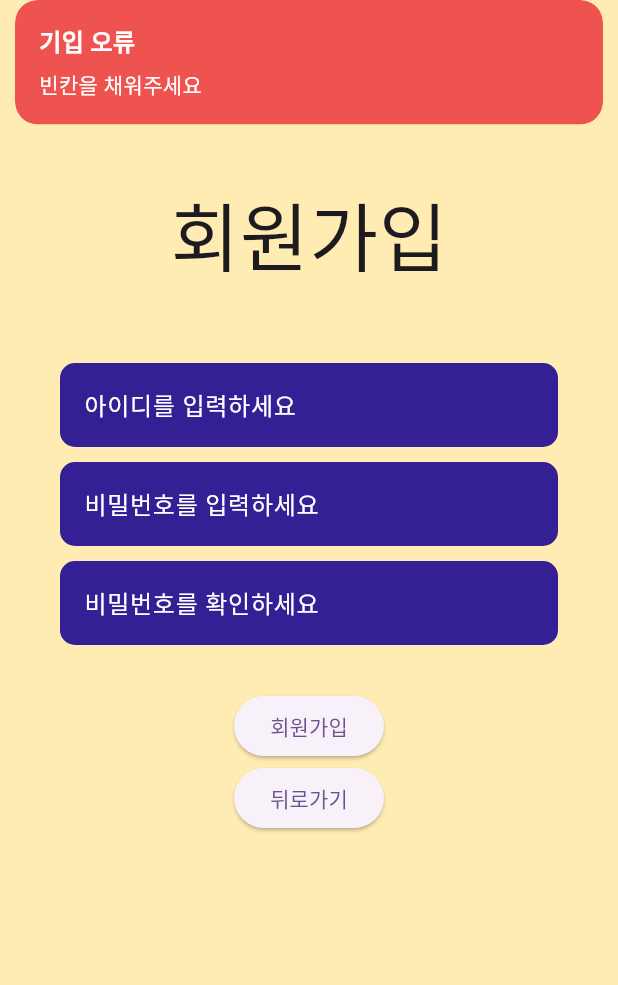
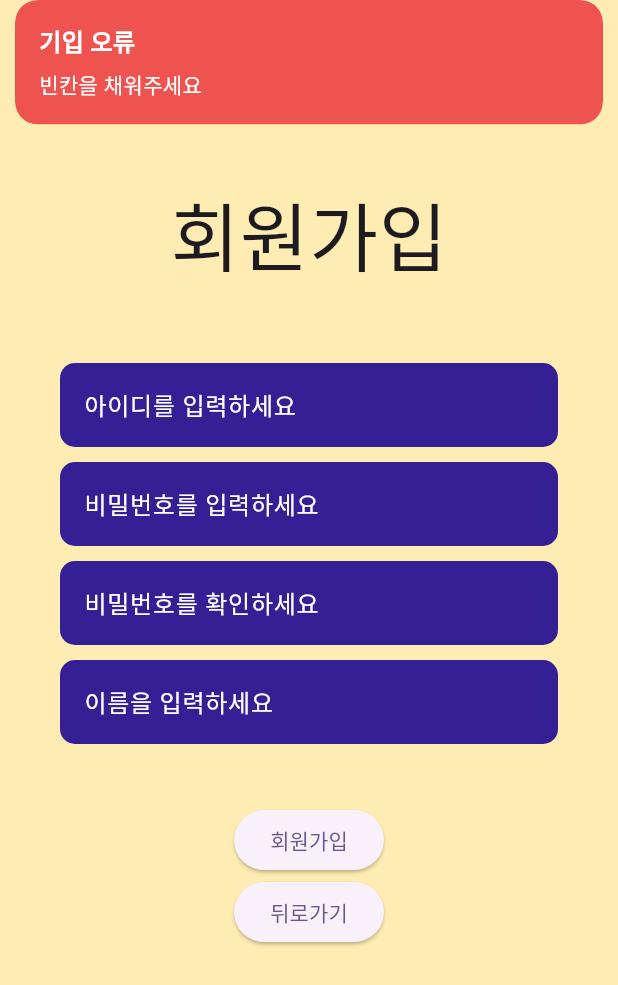
Before and after one commit to nnmmnn15/TodoList, a Flutter app: the SignUpPage screen opened directly, after a tap on "회원가입", on a phone screen of 412 x 824 dp. Shown: the top 985 px of the screen. Run offline on Flutter 3.47's test engine with Material 3 defaults, Android fonts, the phone set to English and light mode, and no system bars; our stand-ins replace get, sqflite; accounts and stored records are empty.

Commit message:
update : change user signUp LocalDB(sqlite)

```diff
--- /dev/null
+++ b/todo_list_app/lib/model/empty/todo.dart
@@ -0,0 +1,14 @@
+import 'package:todo_list_app/model/empty/category_set.dart';
+
+class Todo {
+  String todoText;
+  CategorySet categorySet;
+  bool todoState;
+  DateTime deadline;
+
+  Todo(
+      {required this.todoText,
+      required this.categorySet,
+      required this.todoState,
+      required this.deadline});
+}
--- /dev/null
+++ b/todo_list_app/lib/model/empty/user_data.dart
@@ -0,0 +1,13 @@
+import 'package:todo_list_app/model/empty/todo.dart';
+
+class UserData {
+  List<Todo> todoList = [];
+  List<Todo> deleteList = [];
+
+  UserData.init();
+
+  UserData(List<Todo> todo, List<Todo> delete) {
+    todoList = todo;
+    deleteList = delete;
+  }
+}
--- /dev/null
+++ b/todo_list_app/lib/model/empty/user_list.dart
@@ -0,0 +1,42 @@
+import 'package:flutter/material.dart';
+import 'package:todo_list_app/model/empty/category_set.dart';
+import 'package:todo_list_app/model/empty/todo.dart';
+import 'package:todo_list_app/model/empty/user_data.dart';
+
+class UserList {
+  static List<String> userIdList = ['root'];
+  static List<String> userPwList = ['1234'];
+  static List<UserData> todoDataList = [
+    UserData(
+      // todolist
+      [
+        Todo(
+            todoText: '달리기',
+            categorySet: CategorySet(
+                categoryColor: Colors.deepPurple[100]!, categoryName: '심부름'),
+            todoState: false,
+            deadline: DateTime(2024, 08, 08)),
+        Todo(
+            todoText: '병원가기',
+            categorySet: CategorySet(
+                categoryColor: Colors.blue[100]!, categoryName: '약속'),
+            todoState: false,
+            deadline: DateTime(2024, 08, 10)),
+        Todo(
+            todoText: '축구',
+            categorySet: CategorySet(
+                categoryColor: Colors.green[100]!, categoryName: '일상'),
+            todoState: false,
+            deadline: DateTime(2024, 08, 12)),
+        Todo(
+            todoText: '약속',
+            categorySet: CategorySet(
+                categoryColor: Colors.red[100]!, categoryName: '중요일정'),
+            todoState: false,
+            deadline: DateTime(2024, 08, 14)),
+      ],
+      // deletelist
+      [],
+    ),
+  ];
+}
--- a/todo_list_app/lib/model/todo.dart
+++ /dev/null
@@ -1,10 +0,0 @@
-import 'package:todo_list_app/model/category_set.dart';
-
-class Todo{
-  String todoText;
-  CategorySet categorySet;
-  bool todoState;
-  DateTime deadline;
-
-  Todo({required this.todoText, required this.categorySet, required this.todoState, required this.deadline});
-}
--- /dev/null
+++ b/todo_list_app/lib/model/user.dart
@@ -0,0 +1,22 @@
+import 'dart:typed_data';
+
+class User {
+  int? seq;
+  String id;
+  String pw;
+  String name;
+  Uint8List? image;
+
+  User({
+    required this.id,
+    required this.pw,
+    required this.name,
+  });
+
+  User.fromMap(Map<String, dynamic> res)
+      : seq = res['seq'],
+        id = res['id'],
+        pw = res['pw'],
+        name = res['name'],
+        image = res['image'];
+}
--- a/todo_list_app/lib/model/user_data.dart
+++ /dev/null
@@ -1,13 +0,0 @@
-import 'package:todo_list_app/model/todo.dart';
-
-class UserData{
-  List<Todo> todoList =[];
-  List<Todo> deleteList =[];
-
-  UserData.init();
-
-  UserData(List<Todo> todo, List<Todo> delete){
-    todoList = todo;
-    deleteList = delete;
-  }
-}
--- a/todo_list_app/lib/model/user_list.dart
+++ /dev/null
@@ -1,22 +0,0 @@
-import 'package:flutter/material.dart';
-import 'package:todo_list_app/model/category_set.dart';
-import 'package:todo_list_app/model/todo.dart';
-import 'package:todo_list_app/model/user_data.dart';
-
-class UserList {
-  static List<String> userIdList = ['root'];
-  static List<String> userPwList = ['1234'];
-  static List<UserData> todoDataList = [
-    UserData(
-      // todolist
-      [
-        Todo(todoText: '달리기', categorySet: CategorySet(categoryColor: Colors.deepPurple[100]!, categoryName: '심부름') , todoState: false, deadline: DateTime(2024, 08, 08)),
-        Todo(todoText: '병원가기', categorySet: CategorySet(categoryColor: Colors.blue[100]!, categoryName: '약속'), todoState: false, deadline: DateTime(2024, 08, 10)),
-        Todo(todoText: '축구', categorySet: CategorySet(categoryColor: Colors.green[100]!, categoryName: '일상'), todoState: false, deadline: DateTime(2024, 08, 12)),
-        Todo(todoText: '약속', categorySet: CategorySet(categoryColor: Colors.red[100]!, categoryName: '중요일정'), todoState: false, deadline: DateTime(2024, 08, 14)),
-      ],
-      // deletelist
-      [],
-    ),
-  ];
-}
--- a/todo_list_app/lib/view/login/login_page.dart
+++ b/todo_list_app/lib/view/login/login_page.dart
@@ -1,6 +1,6 @@
 import 'package:flutter/material.dart';
 import 'package:get/get.dart';
-import 'package:todo_list_app/model/user_list.dart';
+import 'package:todo_list_app/model/empty/user_list.dart';
 import 'package:todo_list_app/view/home_tabbar_page.dart';
 import 'package:todo_list_app/view/login/sign_up_page.dart';
 
@@ -57,7 +57,6 @@ class _LoginPageState extends State<LoginPage> {
                       style: const TextStyle(color: Colors.white),
                       controller: idController,
                       decoration: const InputDecoration(
-
                           enabledBorder: UnderlineInputBorder(
                               borderSide: BorderSide.none,
                               borderRadius:
@@ -70,8 +69,7 @@ class _LoginPageState extends State<LoginPage> {
                           fillColor: Color.fromARGB(255, 52, 31, 148),
                           labelText: '아이디를 입력하세요',
                           labelStyle: TextStyle(color: Colors.white),
-                        counterStyle: TextStyle(color: Colors.white)
-                      ),
+                          counterStyle: TextStyle(color: Colors.white)),
                     ),
                   ),
                   TextField(
--- a/todo_list_app/lib/view/login/sign_up_page.dart
+++ b/todo_list_app/lib/view/login/sign_up_page.dart
@@ -1,8 +1,12 @@
 import 'package:flutter/material.dart';
 import 'package:get/get.dart';
-import 'package:todo_list_app/model/user_data.dart';
-import 'package:todo_list_app/model/user_list.dart';
+import 'package:todo_list_app/model/user.dart';
+// import 'package:todo_list_app/model/empty/user_data.dart';
+// import 'package:todo_list_app/model/empty/user_list.dart';
+// import 'package:todo_list_app/model/user.dart';
 import 'package:todo_list_app/view/login/login_page.dart';
+import 'package:todo_list_app/vm/database_handler.dart';
+import 'package:todo_list_app/vm/user_data_handler.dart';
 
 class SignUpPage extends StatefulWidget {
   const SignUpPage({super.key});
@@ -12,16 +16,22 @@ class SignUpPage extends StatefulWidget {
 }
 
 class _SignUpPageState extends State<SignUpPage> {
+  late UserDataHandler handler;
+  late DatabaseHandler aa;
+
   late TextEditingController idController;
   late TextEditingController pwController;
   late TextEditingController pwCheckController;
+  late TextEditingController nameController;
 
   @override
   void initState() {
     super.initState();
+    handler = UserDataHandler();
     idController = TextEditingController();
     pwController = TextEditingController();
     pwCheckController = TextEditingController();
+    nameController = TextEditingController();
   }
 
   @override
@@ -45,61 +55,17 @@ class _SignUpPageState extends State<SignUpPage> {
                     ),
                   ),
                   // 아이디 비밀번호 입력란
-                  TextField(
-                    style: const TextStyle(color: Colors.white),
-                    controller: idController,
-                    decoration: const InputDecoration(
-                      enabledBorder: UnderlineInputBorder(
-                          borderSide: BorderSide.none,
-                          borderRadius: BorderRadius.all(Radius.circular(10))),
-                      focusedBorder: UnderlineInputBorder(
-                          borderSide: BorderSide.none,
-                          borderRadius: BorderRadius.all(Radius.circular(10))),
-                      filled: true,
-                      fillColor: Color.fromARGB(255, 52, 31, 148),
-                      labelText: '아이디를 입력하세요',
-                      labelStyle: TextStyle(color: Colors.white),
-                    ),
-                  ),
+                  signUpTextField('아이디를 입력하세요', idController, false),
                   Padding(
                     padding: const EdgeInsets.symmetric(vertical: 10),
-                    child: TextField(
-                      style: const TextStyle(color: Colors.white),
-                      controller: pwController,
-                      obscureText: true,
-                      decoration: const InputDecoration(
-                        enabledBorder: UnderlineInputBorder(
-                            borderSide: BorderSide.none,
-                            borderRadius:
-                                BorderRadius.all(Radius.circular(10))),
-                        focusedBorder: UnderlineInputBorder(
-                            borderSide: BorderSide.none,
-                            borderRadius:
-                                BorderRadius.all(Radius.circular(10))),
-                        filled: true,
-                        fillColor: Color.fromARGB(255, 52, 31, 148),
-                        labelText: '비밀번호를 입력하세요',
-                        labelStyle: TextStyle(color: Colors.white),
-                      ),
-                    ),
+                    child: signUpTextField('비밀번호를 입력하세요', pwController, true),
                   ),
-                  TextField(
-                    style: const TextStyle(color: Colors.white),
-                    controller: pwCheckController,
-                    obscureText: true,
-                    decoration: const InputDecoration(
-                      enabledBorder: UnderlineInputBorder(
-                          borderSide: BorderSide.none,
-                          borderRadius: BorderRadius.all(Radius.circular(10))),
-                      focusedBorder: UnderlineInputBorder(
-                          borderSide: BorderSide.none,
-                          borderRadius: BorderRadius.all(Radius.circular(10))),
-                      filled: true,
-                      fillColor: Color.fromARGB(255, 52, 31, 148),
-                      labelText: '비밀번호를 확인하세요',
-                      labelStyle: TextStyle(color: Colors.white),
-                    ),
+                  signUpTextField('비밀번호를 확인하세요', pwCheckController, true),
+                  Padding(
+                    padding: const EdgeInsets.symmetric(vertical: 10),
+                    child: signUpTextField('이름을 입력하세요', nameController, false),
                   ),
+                  // 버튼, buttons
                   Padding(
                     padding: const EdgeInsets.only(top: 30),
                     child: Column(
@@ -131,16 +97,22 @@ class _SignUpPageState extends State<SignUpPage> {
     );
   }
 
-  signCheck() {
+  signCheck() async {
+    int idDuplication = await handler.signUpCheckUser(idController.text.trim());
     FocusScope.of(context).unfocus();
     if (idController.text.trim().isNotEmpty &&
         pwController.text.trim().isNotEmpty &&
         pwCheckController.text.trim().isNotEmpty) {
-      for (String id in UserList.userIdList) {
-        if (id == idController.text.trim()) {
-          errorSnackBar('아이디 중복');
-          return;
-        }
+      // for (String id in UserList.userIdList) {
+      //   if (id == idController.text.trim()) {
+      //     errorSnackBar('아이디 중복');
+      //     return;
+      //   }
+      // }
+      // 중복 체크!@
+      if (idDuplication >= 1) {
+        errorSnackBar('아이디 중복');
+        return;
       }
       if (pwController.text.trim() != pwCheckController.text.trim()) {
         errorSnackBar('비밀번호가 일치하지 않음');
@@ -151,9 +123,16 @@ class _SignUpPageState extends State<SignUpPage> {
       return;
     }
 
-    UserList.userIdList.add(idController.text.trim());
-    UserList.userPwList.add(pwController.text.trim());
-    UserList.todoDataList.add(UserData.init());
+    // UserList.userIdList.add(idController.text.trim());
+    // UserList.userPwList.add(pwController.text.trim());
+    // UserList.todoDataList.add(UserData.init());
+    // DB아이디 추가!@
+    User user = User(
+      id: idController.text.trim(),
+      pw: pwController.text.trim(),
+      name: nameController.text.trim(),
+    );
+    handler.insertUser(user);
 
     Get.back();
   }
@@ -168,4 +147,50 @@ class _SignUpPageState extends State<SignUpPage> {
       colorText: Colors.white,
     );
   }
+
+  strTextField(String hintLabel, TextEditingController controller) {
+    return TextField(
+      style: const TextStyle(color: Colors.white),
+      controller: controller,
+      decoration: InputDecoration(
+        enabledBorder: const UnderlineInputBorder(
+            borderSide: BorderSide.none,
+            borderRadius: BorderRadius.all(Radius.circular(10))),
+        focusedBorder: const UnderlineInputBorder(
+            borderSide: BorderSide.none,
+            borderRadius: BorderRadius.all(Radius.circular(10))),
+        errorBorder: const UnderlineInputBorder(
+          borderSide: BorderSide(color: Colors.red),
+        ),
+        focusedErrorBorder: const UnderlineInputBorder(
+          borderSide: BorderSide(color: Colors.red, width: 2.0),
+        ),
+        filled: true,
+        fillColor: const Color.fromARGB(255, 52, 31, 148),
+        labelText: hintLabel,
+        labelStyle: const TextStyle(color: Colors.white),
+      ),
+    );
+  }
+
+  signUpTextField(
+      String hintLabel, TextEditingController controller, bool isPw) {
+    return TextField(
+      style: const TextStyle(color: Colors.white),
+      controller: controller,
+      obscureText: isPw,
+      decoration: InputDecoration(
+        enabledBorder: const UnderlineInputBorder(
+            borderSide: BorderSide.none,
+            borderRadius: BorderRadius.all(Radius.circular(10))),
+        focusedBorder: const UnderlineInputBorder(
+            borderSide: BorderSide.none,
+            borderRadius: BorderRadius.all(Radius.circular(10))),
+        filled: true,
+        fillColor: const Color.fromARGB(255, 52, 31, 148),
+        labelText: hintLabel,
+        labelStyle: const TextStyle(color: Colors.white),
+      ),
+    );
+  }
 }
--- a/todo_list_app/lib/view/todo_list_page.dart
+++ b/todo_list_app/lib/view/todo_list_page.dart
@@ -1,9 +1,9 @@
 import 'package:flutter/cupertino.dart';
 import 'package:flutter/material.dart';
 import 'package:get/get.dart';
-import 'package:todo_list_app/model/category_set.dart';
-import 'package:todo_list_app/model/todo.dart';
-import 'package:todo_list_app/model/user_list.dart';
+import 'package:todo_list_app/model/empty/category_set.dart';
+import 'package:todo_list_app/model/empty/todo.dart';
+import 'package:todo_list_app/model/empty/user_list.dart';
 
 class TodoListPage extends StatefulWidget {
   const TodoListPage({super.key});
@@ -28,11 +28,14 @@ class _TodoListPageState extends State<TodoListPage> {
     super.initState();
     addTodoController = TextEditingController();
     now = DateTime.now();
+    categoryColor = Colors.amber;
+    categoryString = "";
     sortTodoList();
   }
 
-  sortTodoList(){
-    UserList.todoDataList[userIndex].todoList.sort((a, b) => a.deadline.compareTo(b.deadline));
+  sortTodoList() {
+    UserList.todoDataList[userIndex].todoList
+        .sort((a, b) => a.deadline.compareTo(b.deadline));
   }
 
   @override
@@ -223,7 +226,9 @@ class _TodoListPageState extends State<TodoListPage> {
       // 플로팅 버튼
       floatingActionButton: FloatingActionButton(
         onPressed: () {
+          // addTodoBottomSheet();
           actionSheet();
+          // popCategory();
           addTodoController.text = '';
           now = DateTime.now();
           taskDay = DateTime(now.year, now.month, now.day);
@@ -400,6 +405,7 @@ class _TodoListPageState extends State<TodoListPage> {
               onPressed: () {
                 categoryColor = Colors.deepPurple[100]!;
                 categoryString = '심부름';
+                print(1);
                 Get.back();
                 addTodoBottomSheet();
               },
@@ -497,4 +503,39 @@ class _TodoListPageState extends State<TodoListPage> {
       ),
     );
   }
+
+  // popCategory() {
+  //   Get.dialog(
+  //     AlertDialog(
+  //       title: const Text(
+  //         '카테고리 선택',
+  //         style: TextStyle(fontSize: 14),
+  //       ),
+  //       content: TextButton(
+  //         onPressed: () {
+  //           categoryColor = Colors.deepPurple[100]!;
+  //           categoryString = '심부름';
+  //           Get.back();
+  //           addTodoBottomSheet();
+  //         },
+  //         style: ElevatedButton.styleFrom(
+  //             fixedSize: const Size(30, 100),
+  //             backgroundColor: Colors.grey[100]),
+  //         child: Padding(
+  //           padding: const EdgeInsets.all(0),
+  //           child: Column(
+  //             mainAxisAlignment: MainAxisAlignment.spaceBetween,
+  //             children: [
+  //               CircleAvatar(
+  //                 radius: 15,
+  //                 backgroundColor: Colors.deepPurple[100],
+  //               ),
+  //               const Text('심부름'),
+  //             ],
+  //           ),
+  //         ),
+  //       ),
+  //     ),
+  //   );
+  // }
 } // ed
--- a/todo_list_app/lib/vm/database_handler.dart
+++ b/todo_list_app/lib/vm/database_handler.dart
@@ -32,7 +32,8 @@ class DatabaseHandler {
             task text,
             category text,
             state text,
-            delete text,
+            isdelete text,
+            deletedate text,
             primary key(user_seq, todoid))
         """); // 삭제일자 추가 할지?
       },
--- /dev/null
+++ b/todo_list_app/lib/vm/user_data_handler.dart
@@ -0,0 +1,67 @@
+import 'package:sqflite/sqflite.dart';
+import 'package:todo_list_app/model/user.dart';
+import 'package:todo_list_app/vm/database_handler.dart';
+
+class UserDataHandler {
+  DatabaseHandler handler = DatabaseHandler();
+
+  // 로그인
+  Future<List<dynamic>> checkUser(String id, String pw) async {
+    final Database db = await handler.initializeDB();
+    int idCheck = 0;
+    int idSeq = 0;
+    final List<Map<String, Object?>> queryResult = await db.rawQuery("""
+        SELECT
+            seq, count(id) as id
+        FROM
+            user
+        WHERE
+            id = ? and password = ?
+    """, [id, pw]);
+
+    queryResult.map(
+      (e) {
+        Map<String, dynamic> res = e;
+        idCheck = res['id'];
+        idSeq = res['seq'];
+      },
+    ).toList();
+    // [0, 1] 에러, [1, 1] 정상
+    return [idCheck, idSeq];
+  }
+
+  // 회원가입
+  Future<int> insertUser(User user) async {
+    final Database db = await handler.initializeDB();
+
+    final int queryResult = await db.rawInsert("""
+    INSERT INTO user(id, pw, name)
+    VALUES (?, ?, ?)
+    """, [user.id, user.pw, user.name]);
+
+    return queryResult;
+  }
+
+  // 회원가입 아이디 중복 확인
+  Future<int> signUpCheckUser(String id) async {
+    final Database db = await handler.initializeDB();
+    int idCheck = 0;
+    final List<Map<String, Object?>> queryResult = await db.rawQuery("""
+        SELECT
+            count(id) as id
+        FROM
+            user
+        WHERE
+            id = ?
+    """, [id]);
+
+    queryResult.map(
+      (e) {
+        Map<String, dynamic> res = e;
+        idCheck = res['id'];
+      },
+    ).toList();
+    // [0, 1] 에러, [1, 1] 정상
+    return idCheck;
+  }
+}
```
Also changed, not shown: todo_list_app/lib/view/category_list_page.dart (+4 -4 lines), todo_list_app/lib/view/complete_page.dart (+6 -5 lines), todo_list_app/lib/view/delete_page.dart (+5 -3 lines), todo_list_app/lib/model/empty/category_set.dart (renamed from todo_list_app/lib/model/category_set.dart), 10 other files. Lines whose indentation alone changed are shown as unchanged.
